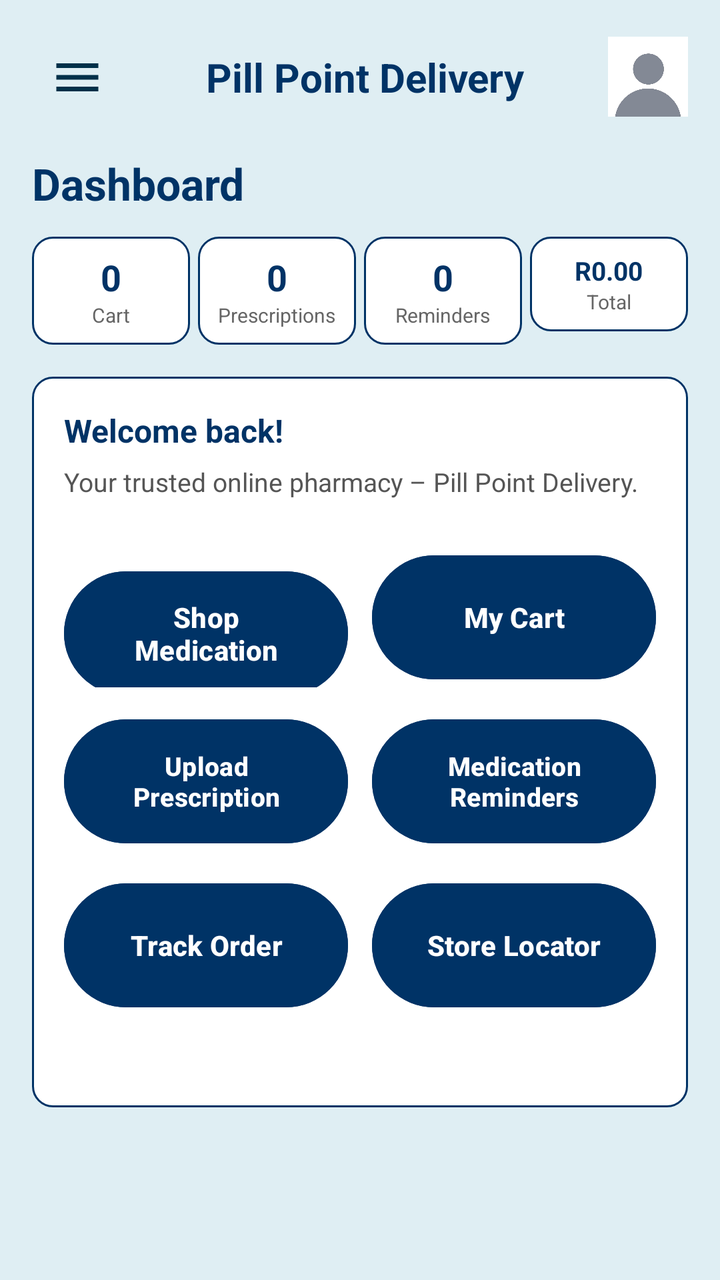
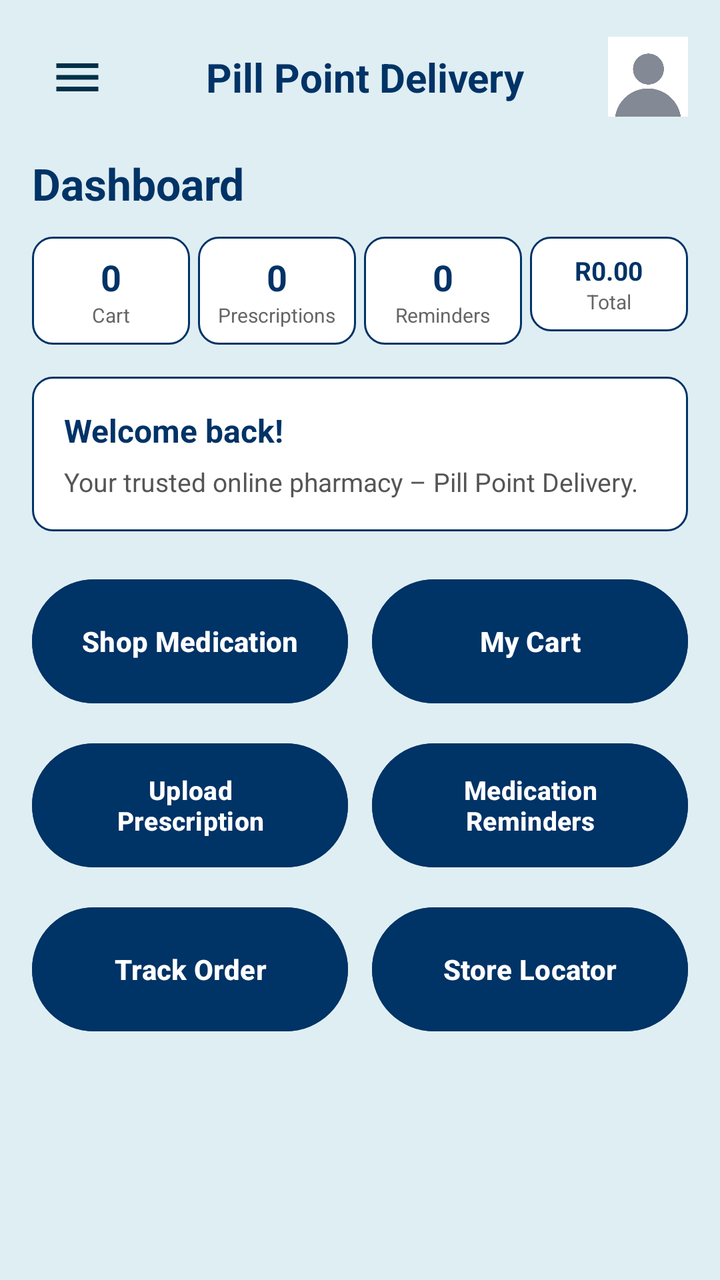

Screens rendered from an Android XML layout before and after an edit, with the pre-edit source and the edit as a unified diff.
<!-- AndroidManifest.xml: application theme Theme.Pillpoint -->
<!-- res/layout/activity_home.xml -->
<?xml version="1.0" encoding="utf-8"?>
<androidx.drawerlayout.widget.DrawerLayout
    xmlns:android="http://schemas.android.com/apk/res/android"
    xmlns:app="http://schemas.android.com/apk/res-auto"
    xmlns:tools="http://schemas.android.com/tools"
    android:id="@+id/drawerLayout"
    android:layout_width="match_parent"
    android:layout_height="match_parent"
    tools:context=".Home">

    
    <ScrollView
        android:layout_width="match_parent"
        android:layout_height="match_parent"
        android:background="#DFEEF3">

        <LinearLayout
            android:layout_width="match_parent"
            android:layout_height="wrap_content"
            android:orientation="vertical"
            android:padding="16dp">

            
            <LinearLayout
                android:layout_width="match_parent"
                android:layout_height="wrap_content"
                android:gravity="center_vertical"
                android:orientation="horizontal"
                android:layout_marginBottom="16dp">

                <ImageButton
                    android:id="@+id/btnMenu"
                    android:layout_width="45dp"
                    android:layout_height="45dp"
                    android:background="?attr/selectableItemBackgroundBorderless"
                    android:contentDescription="Menu"
                    android:src="@drawable/ic_menu" />

                <TextView
                    android:layout_width="0dp"
                    android:layout_height="wrap_content"
                    android:layout_weight="1"
                    android:gravity="center"
                    android:text="Pill Point Delivery"
                    android:textColor="@color/dark_blue"
                    android:textSize="20sp"
                    android:textStyle="bold" />

                <ImageView
                    android:id="@+id/ivProfile"
                    android:layout_width="40dp"
                    android:layout_height="40dp"
                    android:contentDescription="Profile"
                    android:src="@drawable/photo" />
            </LinearLayout>

            
            <TextView
                android:layout_width="wrap_content"
                android:layout_height="wrap_content"
                android:text="Dashboard"
                android:textColor="@color/dark_blue"
                android:textSize="22sp"
                android:textStyle="bold"
                android:layout_marginBottom="12dp" />

            
            <LinearLayout
                android:layout_width="match_parent"
                android:layout_height="wrap_content"
                android:orientation="horizontal"
                android:weightSum="4"
                android:layout_marginBottom="16dp">

                
                <LinearLayout
                    android:layout_width="0dp"
                    android:layout_height="wrap_content"
                    android:layout_weight="1"
                    android:background="@drawable/edit_text_background"
                    android:orientation="vertical"
                    android:gravity="center"
                    android:padding="8dp"
                    android:layout_marginEnd="4dp">
                    <TextView android:id="@+id/tvCartCount" android:text="0" android:textColor="@color/dark_blue" android:textStyle="bold" android:textSize="18sp" android:layout_width="wrap_content" android:layout_height="wrap_content"/>
                    <TextView android:text="Cart" android:textColor="#666666" android:textSize="10sp" android:layout_width="wrap_content" android:layout_height="wrap_content"/>
                </LinearLayout>

                
                <LinearLayout
                    android:layout_width="0dp"
                    android:layout_height="wrap_content"
                    android:layout_weight="1"
                    android:background="@drawable/edit_text_background"
                    android:orientation="vertical"
                    android:gravity="center"
                    android:padding="8dp"
                    android:layout_marginEnd="4dp">
                    <TextView android:id="@+id/tvPrescriptionCount" android:text="0" android:textColor="@color/dark_blue" android:textStyle="bold" android:textSize="18sp" android:layout_width="wrap_content" android:layout_height="wrap_content"/>
                    <TextView android:text="Prescriptions" android:textColor="#666666" android:textSize="10sp" android:layout_width="wrap_content" android:layout_height="wrap_content"/>
                </LinearLayout>

                
                <LinearLayout
                    android:layout_width="0dp"
                    android:layout_height="wrap_content"
                    android:layout_weight="1"
                    android:background="@drawable/edit_text_background"
                    android:orientation="vertical"
                    android:gravity="center"
                    android:padding="8dp"
                    android:layout_marginEnd="4dp">
                    <TextView android:id="@+id/tvReminderCount" android:text="0" android:textColor="@color/dark_blue" android:textStyle="bold" android:textSize="18sp" android:layout_width="wrap_content" android:layout_height="wrap_content"/>
                    <TextView android:text="Reminders" android:textColor="#666666" android:textSize="10sp" android:layout_width="wrap_content" android:layout_height="wrap_content"/>
                </LinearLayout>

                
                <LinearLayout
                    android:layout_width="0dp"
                    android:layout_height="wrap_content"
                    android:layout_weight="1"
                    android:background="@drawable/edit_text_background"
                    android:orientation="vertical"
                    android:gravity="center"
                    android:padding="8dp">
                    <TextView android:id="@+id/tvTotalValue" android:text="R0.00" android:textColor="@color/dark_blue" android:textStyle="bold" android:textSize="13sp" android:layout_width="wrap_content" android:layout_height="wrap_content"/>
                    <TextView android:text="Total" android:textColor="#666666" android:textSize="10sp" android:layout_width="wrap_content" android:layout_height="wrap_content"/>
                </LinearLayout>
            </LinearLayout>

            
            <LinearLayout
                android:layout_width="match_parent"
                android:layout_height="wrap_content"
                android:background="@drawable/edit_text_background"
                android:orientation="vertical"
                android:padding="16dp"
                android:layout_marginBottom="20dp">
                <TextView
                    android:id="@+id/tvWelcomeUser"
                    android:layout_width="match_parent"
                    android:layout_height="wrap_content"
                    android:text="Welcome back!"
                    android:textColor="@color/dark_blue"
                    android:textSize="16sp"
                    android:textStyle="bold" />
                <TextView
                    android:layout_width="match_parent"
                    android:layout_height="wrap_content"
                    android:text="Your trusted online pharmacy – Pill Point Delivery."
                    android:textColor="#555555"
                    android:textSize="13sp"
                    android:layout_marginTop="6dp" />


            
            <LinearLayout
                android:layout_width="match_parent"
                android:layout_height="wrap_content"
                android:orientation="vertical">

                <LinearLayout
                    android:layout_width="match_parent"
                    android:layout_height="wrap_content"
                    android:orientation="horizontal"
                    android:weightSum="2"
                    android:layout_marginBottom="12dp"
                    android:layout_marginTop="24dp">
                    <Button
                        android:id="@+id/btnShopMedication"
                        android:layout_width="0dp" android:layout_height="70dp" android:layout_weight="1" android:layout_marginEnd="6dp"
                        android:backgroundTint="@color/dark_blue" android:text="Shop Medication" android:textAllCaps="false" android:textColor="@android:color/white" android:textSize="14sp" android:textStyle="bold" />
                    <Button
                        android:id="@+id/btnViewCart"
                        android:layout_width="0dp" android:layout_height="70dp" android:layout_weight="1" android:layout_marginStart="6dp"
                        android:backgroundTint="@color/dark_blue" android:text="My Cart" android:textAllCaps="false" android:textColor="@android:color/white" android:textSize="14sp" android:textStyle="bold" />
                </LinearLayout>

                <LinearLayout
                    android:layout_width="match_parent"
                    android:layout_height="wrap_content"
                    android:orientation="horizontal"
                    android:weightSum="2"
                    android:layout_marginBottom="12dp">
                    <Button
                        android:id="@+id/btnUploadPrescription"
                        android:layout_width="0dp" android:layout_height="70dp" android:layout_weight="1" android:layout_marginEnd="6dp"
                        android:backgroundTint="@color/dark_blue" android:text="Upload Prescription" android:textAllCaps="false" android:textColor="@android:color/white" android:textSize="13sp" android:textStyle="bold" />

                    <Button
                        android:id="@+id/btnReminders"
                        android:layout_width="0dp"
                        android:layout_height="70dp"
                        android:layout_marginStart="6dp"
                        android:layout_weight="1"
                        android:backgroundTint="@color/dark_blue"
                        android:text="Medication Reminders"
                        android:textAllCaps="false"
                        android:textColor="@android:color/white"
                        android:textSize="13sp"
                        android:textStyle="bold" />
                </LinearLayout>

                <LinearLayout
                    android:layout_width="match_parent"
                    android:layout_height="wrap_content"
                    android:orientation="horizontal"
                    android:weightSum="2"
                    android:layout_marginBottom="30dp">
                    <Button
                        android:id="@+id/btnTrackOrder"
                        android:layout_width="0dp" android:layout_height="70dp" android:layout_weight="1" android:layout_marginEnd="6dp"
                        android:backgroundTint="@color/dark_blue" android:text="Track Order" android:textAllCaps="false" android:textColor="@android:color/white" android:textSize="14sp" android:textStyle="bold" />
                    <Button
                        android:id="@+id/btnStoreLocator"
                        android:layout_width="0dp" android:layout_height="70dp" android:layout_weight="1" android:layout_marginStart="6dp"
                        android:backgroundTint="@color/dark_blue" android:text="Store Locator" android:textAllCaps="false" android:textColor="@android:color/white" android:textSize="14sp" android:textStyle="bold" />
                </LinearLayout>
            </LinearLayout>
            </LinearLayout>

        </LinearLayout>
    </ScrollView>

    
    <com.google.android.material.navigation.NavigationView
        android:id="@+id/navView"
        android:layout_width="wrap_content"
        android:layout_height="match_parent"
        android:layout_gravity="start"
        app:menu="@menu/nav_menu" />

</androidx.drawerlayout.widget.DrawerLayout>
<!-- resources referenced by this layout -->
<resources>
  <color name="dark_blue">#003366</color>
  <!-- drawable edit_text_background (drawable) -->
  <?xml version="1.0" encoding="utf-8"?>
  <shape xmlns:android="http://schemas.android.com/apk/res/android">
  
      <solid android:color="#FFFFFF"/>
  
      <stroke
          android:width="1dp"
          android:color="@color/dark_blue"/>
  
      <corners android:radius="10dp"/>
  
      <padding
          android:left="10dp"
          android:right="10dp"
          android:top="10dp"
          android:bottom="10dp"/>
  
  
  </shape>
  <!-- drawable ic_menu (drawable) -->
  <?xml version="1.0" encoding="utf-8"?>
  <vector xmlns:android="http://schemas.android.com/apk/res/android"
      android:width="28dp"
      android:height="28dp"
      android:viewportWidth="24"
      android:viewportHeight="24">
      <path android:fillColor="#003049" android:pathData="M3,6h18v2H3zM3,11h18v2H3zM3,16h18v2H3z"/>
  </vector>
  <!-- drawable photo: jpeg bitmap (drawable, 8365 bytes) -->
  <style name="Theme.Pillpoint" parent="Base.Theme.Pillpoint" />
  <style name="Base.Theme.Pillpoint" parent="Theme.Material3.Light.NoActionBar">
          
  
          
  
          <item name="colorPrimary">@color/blue</item>
          <item name="colorOnPrimary">@color/white</item>
  
          <item name="colorSecondary">@color/red</item>
          <item name="colorOnSecondary">@color/white</item>
  
          <item name="android:statusBarColor">@color/dark_blue</item>
          <item name="android:navigationBarColor">@color/blue</item>
      </style>
  <color name="blue">#0D6EFD</color>
  <color name="white">#FFFFFFFF</color>
  <color name="red">#FF0000</color>
</resources>

<!-- the commit's change to res/layout/activity_home.xml (unified diff, before → after) -->
@@ -151,7 +151,7 @@
                     android:textColor="#555555"
                     android:textSize="13sp"
                     android:layout_marginTop="6dp" />
-
+            </LinearLayout>
 
             
             <LinearLayout
@@ -164,8 +164,7 @@
                     android:layout_height="wrap_content"
                     android:orientation="horizontal"
                     android:weightSum="2"
-                    android:layout_marginBottom="12dp"
-                    android:layout_marginTop="24dp">
+                    android:layout_marginBottom="12dp">
                     <Button
                         android:id="@+id/btnShopMedication"
                         android:layout_width="0dp" android:layout_height="70dp" android:layout_weight="1" android:layout_marginEnd="6dp"
@@ -217,7 +216,6 @@
                         android:backgroundTint="@color/dark_blue" android:text="Store Locator" android:textAllCaps="false" android:textColor="@android:color/white" android:textSize="14sp" android:textStyle="bold" />
                 </LinearLayout>
             </LinearLayout>
-            </LinearLayout>
 
         </LinearLayout>
     </ScrollView>
@@ -228,6 +226,47 @@
         android:layout_width="wrap_content"
         android:layout_height="match_parent"
         android:layout_gravity="start"
+        app:headerLayout="@layout/nav_header"
         app:menu="@menu/nav_menu" />
 
 </androidx.drawerlayout.widget.DrawerLayout>
+<!-- res/layout/nav_header.xml (included above) -->
+<?xml version="1.0" encoding="utf-8"?>
+<LinearLayout
+    xmlns:android="http://schemas.android.com/apk/res/android"
+    android:layout_width="match_parent"
+    android:layout_height="180dp"
+    android:orientation="vertical"
+    android:gravity="center"
+    android:background="@color/dark_blue"
+    android:padding="16dp">
+
+    <ImageView
+        android:id="@+id/imgProfile"
+        android:layout_width="80dp"
+        android:layout_height="80dp"
+        android:src="@drawable/photo"
+        android:background="@android:color/white"
+        android:padding="5dp"
+        android:contentDescription="Profile"/>
+
+    <TextView
+        android:id="@+id/txtUserName"
+        android:layout_width="wrap_content"
+        android:layout_height="wrap_content"
+        android:text="Welcome"
+        android:textColor="#FFFFFF"
+        android:textStyle="bold"
+        android:textSize="20sp"
+        android:layout_marginTop="10dp"/>
+
+    <TextView
+        android:id="@+id/txtEmail"
+        android:layout_width="wrap_content"
+        android:layout_height="wrap_content"
+        android:text="user@email.com"
+        android:textColor="#FFFFFF"
+        android:textSize="14sp"/>
+
+
+</LinearLayout>
